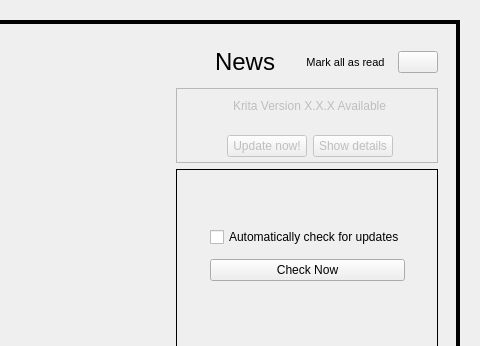
First picture: the form in libs/ui/forms/KisWelcomePage.ui, repository KDE/krita, before the edit; both pictures show x 668 to 1148 and y 0 to 346 of the 1148 by 808 pixel window.
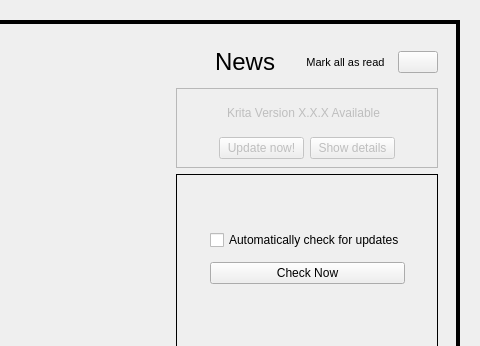
Second picture: the form after the edit. Custom widgets are drawn as their Qt base class.

Commit message:
Fix welcome page update widget layout
It was really strangely offset and off-kilter, with empty space hanging
around for the manual updater. Now it's all even and without blankness
in the way.

```diff
--- a/libs/ui/forms/KisWelcomePage.ui
+++ b/libs/ui/forms/KisWelcomePage.ui
@@ -1376,6 +1376,9 @@
             <enum>QFrame::Raised</enum>
            </property>
            <layout class="QVBoxLayout" name="verticalLayout_5">
+            <property name="spacing">
+             <number>0</number>
+            </property>
             <property name="leftMargin">
              <number>0</number>
             </property>
@@ -1396,6 +1399,12 @@
               <property name="topMargin">
                <number>8</number>
               </property>
+              <property name="rightMargin">
+               <number>8</number>
+              </property>
+              <property name="bottomMargin">
+               <number>8</number>
+              </property>
               <item row="0" column="0">
                <widget class="QPushButton" name="updateIcon">
                 <property name="enabled">
@@ -1459,7 +1468,7 @@
                  <bool>false</bool>
                 </property>
                 <property name="alignment">
-                 <set>Qt::AlignLeading|Qt::AlignLeft|Qt::AlignTop</set>
+                 <set>Qt::AlignLeading|Qt::AlignLeft|Qt::AlignVCenter</set>
                 </property>
                 <property name="wordWrap">
                  <bool>true</bool>
@@ -1478,22 +1487,29 @@
              </layout>
             </item>
             <item>
-             <layout class="QHBoxLayout" name="horizontalLayout_15">
+             <widget class="QWidget" name="updateWidget" native="true">
+              <layout class="QHBoxLayout" name="updateWidgetLayout" stretch="1,2,2,1">
+               <property name="leftMargin">
+                <number>0</number>
+               </property>
+               <property name="topMargin">
+                <number>0</number>
+               </property>
+               <property name="rightMargin">
+                <number>0</number>
+               </property>
               <property name="bottomMargin">
-               <number>5</number>
+                <number>8</number>
               </property>
               <item>
-               <spacer name="horizontalSpacer_15">
+                <spacer name="updateLeftSpacer">
                 <property name="orientation">
                  <enum>Qt::Horizontal</enum>
                 </property>
-                <property name="sizeType">
-                 <enum>QSizePolicy::Fixed</enum>
-                </property>
                 <property name="sizeHint" stdset="0">
                  <size>
-                  <width>50</width>
-                  <height>20</height>
+                   <width>0</width>
+                   <height>0</height>
                  </size>
                 </property>
                </spacer>
@@ -1513,19 +1529,20 @@
                </widget>
               </item>
               <item>
-               <spacer name="horizontalSpacer_16">
+                <spacer name="updateRightSpacer">
                 <property name="orientation">
                  <enum>Qt::Horizontal</enum>
                 </property>
                 <property name="sizeHint" stdset="0">
                  <size>
-                  <width>40</width>
-                  <height>20</height>
+                   <width>0</width>
+                   <height>0</height>
                  </size>
                 </property>
                </spacer>
               </item>
              </layout>
+             </widget>
             </item>
            </layout>
           </widget>
```
Lines whose indentation alone changed are shown as unchanged. The commit also changes 1 other file.
